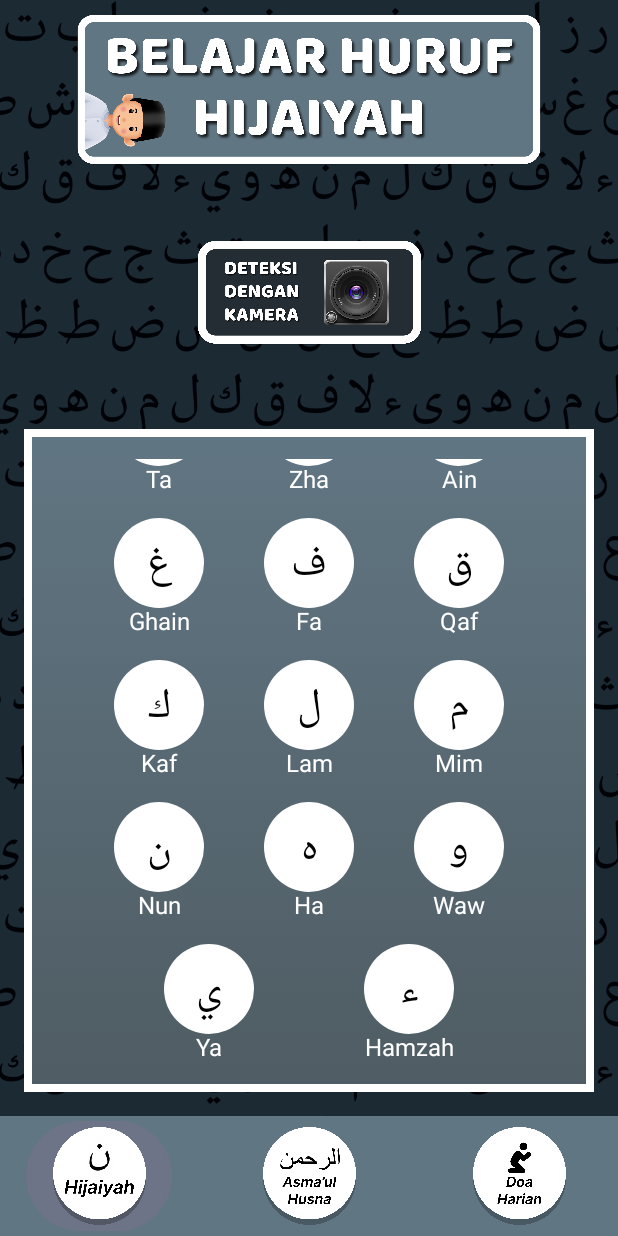
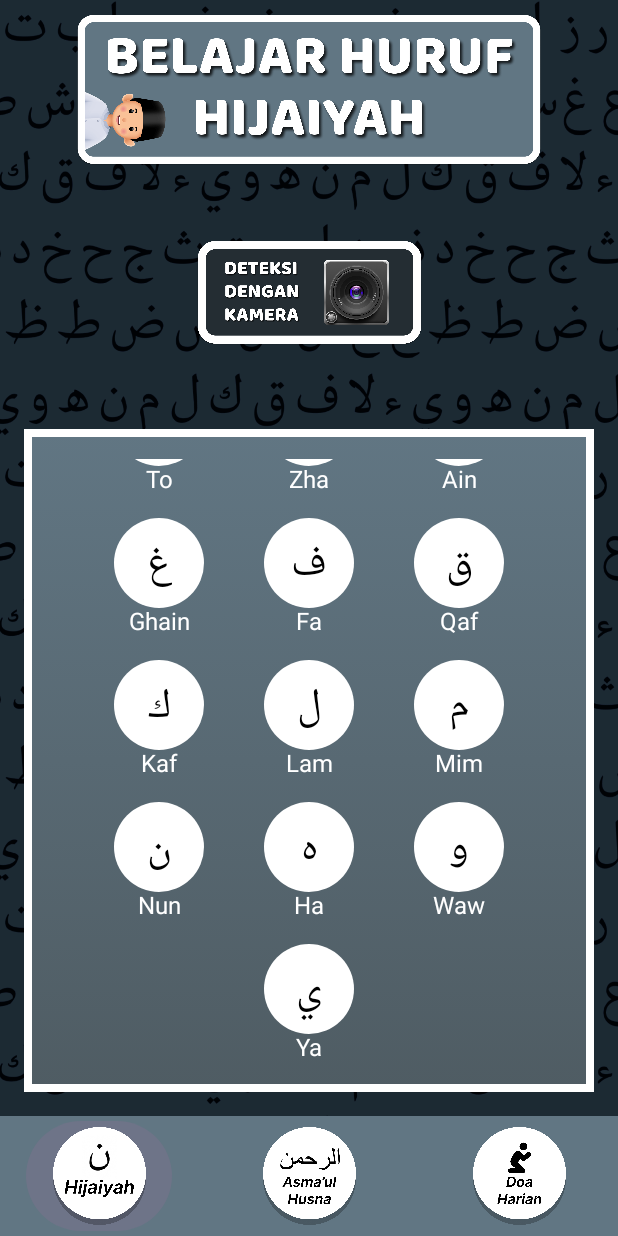
Before and after one commit to heronhoga/hijaiyah, an Android app built with Jetpack Compose: the MainScreen screen opened through its navigation route, scrolled down 528 dp, on a phone screen of 412 x 824 dp. Run offline under Robolectric (Android 15) with nearby library versions, the light colour scheme and no system bars.

```diff
--- a/app/src/main/java/com/ngablak/hijaiyah/ContentActivity.kt
+++ b/app/src/main/java/com/ngablak/hijaiyah/ContentActivity.kt
@@ -140,8 +140,8 @@ fun Content(navController: NavHostController, selectedItem: Int) {
                 HijaiyahContent(
                     items = listOf(
                         "أ" to "Alif", "ب" to "Ba", "ت" to "Ta", "ث" to "Tsa", "ج" to "Jim", "ح" to "Ha", "خ" to "Kha", "د" to "Dal", "ذ" to "Dhal",
-                        "ر" to "Ra", "ز" to "Zay", "س" to "Sin", "ش" to "Shin", "ص" to "Sad", "ض" to "Dad", "ط" to "Ta", "ظ" to "Zha", "ع" to "Ain",
-                        "غ" to "Ghain", "ف" to "Fa", "ق" to "Qaf", "ك" to "Kaf", "ل" to "Lam", "م" to "Mim", "ن" to "Nun", "ه" to "Ha", "و" to "Waw", "ي" to "Ya", "ء" to "Hamzah"
+                        "ر" to "Ra", "ز" to "Zay", "س" to "Sin", "ش" to "Shin", "ص" to "Sad", "ض" to "Dad", "ط" to "To", "ظ" to "Zha", "ع" to "Ain",
+                        "غ" to "Ghain", "ف" to "Fa", "ق" to "Qaf", "ك" to "Kaf", "ل" to "Lam", "م" to "Mim", "ن" to "Nun", "ه" to "Ha", "و" to "Waw", "ي" to "Ya"
                     )
                 )
             }
```
Also changed, not shown: 17 other files.
